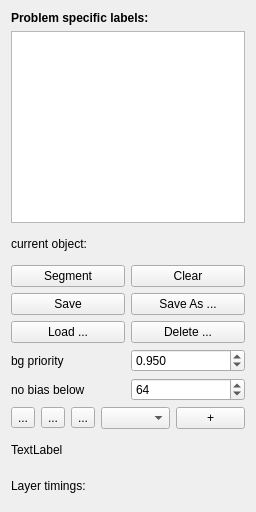
Before: the Qt Designer form workflows/carving/carvingDrawer.ui in ilastik/ilastik, drawn with Qt 5.
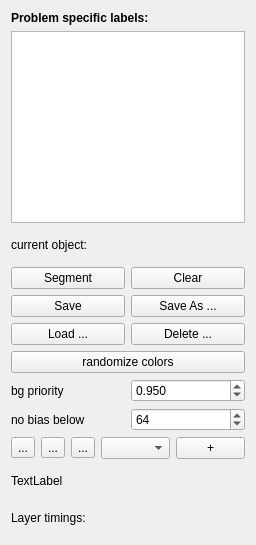
After: the same form once the commit is applied. Custom widgets are drawn as their Qt base class.

Patch:
```diff
--- a/workflows/carving/carvingDrawer.ui
+++ b/workflows/carving/carvingDrawer.ui
@@ -7,7 +7,7 @@
     <x>0</x>
     <y>0</y>
     <width>256</width>
-    <height>512</height>
+    <height>545</height>
    </rect>
   </property>
   <property name="sizePolicy">
@@ -116,6 +116,13 @@
      </item>
     </layout>
    </item>
+   <item>
+    <widget class="QPushButton" name="randomizeColors">
+     <property name="text">
+      <string>randomize colors</string>
+     </property>
+    </widget>
+   </item>
    <item>
     <layout class="QHBoxLayout" name="horizontalLayout_3">
      <item>
```
